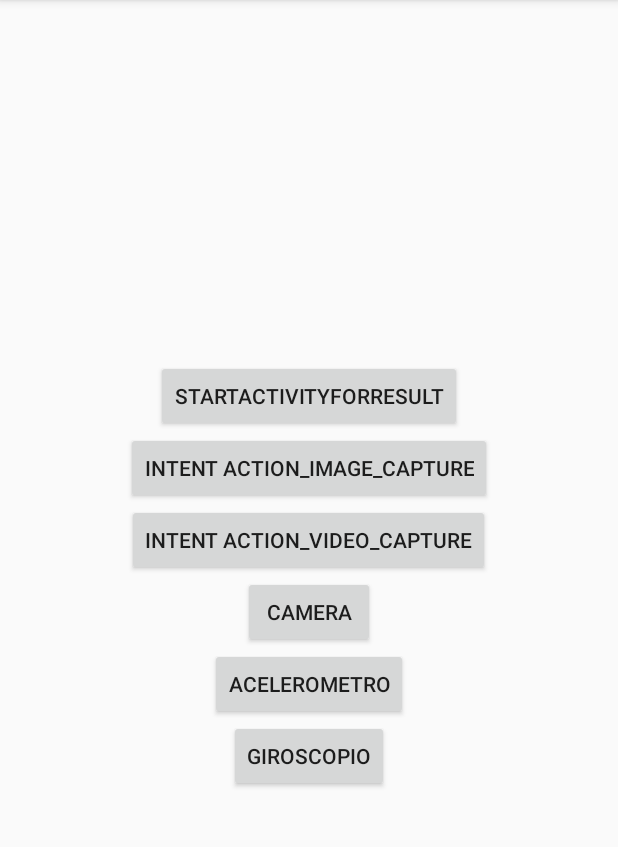
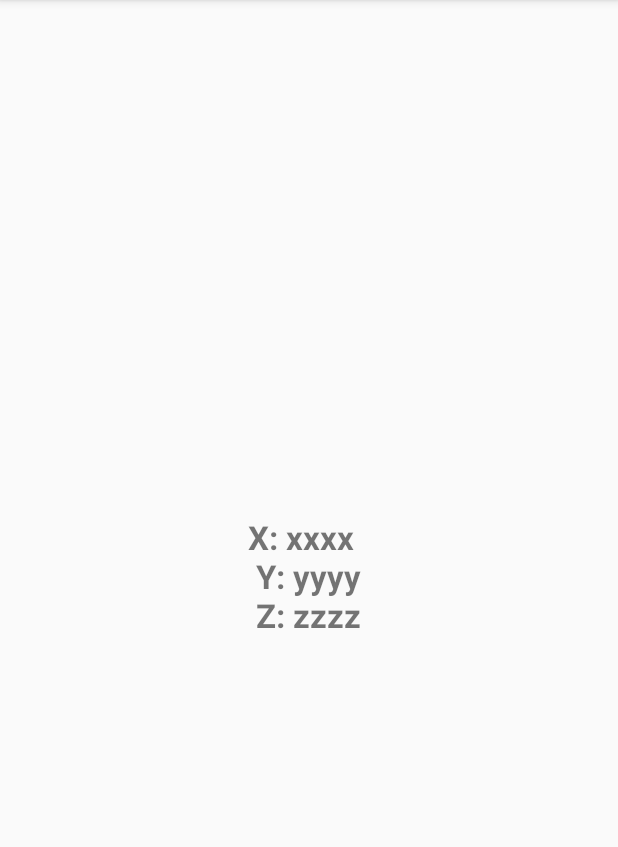
Before and after one commit to jmarkstar/CursoAndroidIntermedio, an Android app: the screen it shows after launch (MainActivity before the commit, AccelerometerActivity after it), after a tap on "ACELEROMETRO", on a phone screen of 412 x 824 dp, the part 84-931 px from its top. Run offline under Robolectric (Android 15) with nearby library versions, the phone set to English and light mode, and no system bars.

Commit message:
Add Sensors.

```diff
--- a/s1_gps_maps/src/main/AndroidManifest.xml
+++ b/s1_gps_maps/src/main/AndroidManifest.xml
@@ -14,7 +14,7 @@
         android:theme="@style/AppTheme">
         <meta-data
             android:name="com.google.android.geo.API_KEY"
-            android:value="{api_key}" />
+            android:value="AIzaSyCVHFFeOY3dyPF7Y65wqeENvgDKdUJjenE" />
         <meta-data
             android:name="com.google.android.gms.version"
             android:value="@integer/google_play_services_version" />
--- /dev/null
+++ b/s2_sensors_camera/src/main/java/com/jmarkstar/sesion2/AccelerometerActivity.java
@@ -0,0 +1,64 @@
+package com.jmarkstar.sesion2;
+
+import android.content.Context;
+import android.content.Intent;
+import android.hardware.Sensor;
+import android.hardware.SensorEvent;
+import android.hardware.SensorEventListener;
+import android.hardware.SensorManager;
+import android.support.v7.app.AppCompatActivity;
+import android.os.Bundle;
+import android.util.Log;
+import android.widget.TextView;
+
+public class AccelerometerActivity extends AppCompatActivity implements SensorEventListener {
+
+    private static final String TAG = "AccelerometerAct";
+
+    private TextView mTvData;
+
+    private SensorManager mSensorManager;//permite acceder a los sensores del dispositivo.
+    private Sensor mAccelerometerSensor;
+
+
+    public static void start(Context context) {
+        Intent starter = new Intent(context, AccelerometerActivity.class);
+        context.startActivity(starter);
+    }
+
+    @Override protected void onCreate(Bundle savedInstanceState) {
+        super.onCreate(savedInstanceState);
+        setContentView(R.layout.activity_accelerometer);
+
+        mTvData = (TextView)findViewById(R.id.tv_data);
+
+        mSensorManager = (SensorManager)getSystemService(SENSOR_SERVICE);
+        mAccelerometerSensor = mSensorManager.getDefaultSensor(Sensor.TYPE_ACCELEROMETER);
+        //Usar este filtro o el <uses-feature/> para que google play lo filtre.
+        if(mSensorManager.getDefaultSensor(Sensor.TYPE_ACCELEROMETER) != null){
+            Log.v(TAG, "Si hay acelerometro");
+        }else{
+            Log.v(TAG, "No hay acelerometro");
+        }
+    }
+
+    @Override protected void onResume() {
+        super.onResume();
+        if(mSensorManager!=null)
+            mSensorManager.registerListener(this, mAccelerometerSensor, SensorManager.SENSOR_DELAY_NORMAL);
+    }
+
+    @Override protected void onPause() {
+        super.onPause();
+        if(mSensorManager!=null)
+            mSensorManager.unregisterListener(this);
+    }
+
+    @Override public void onSensorChanged(SensorEvent sensorEvent) {
+        mTvData.setText("X: "+ sensorEvent.values[0]+" \n Y: "+sensorEvent.values[1]+" \n Z: "+sensorEvent.values[2]);
+    }
+
+    @Override public void onAccuracyChanged(Sensor sensor, int i) {
+
+    }
+}
--- a/s2_sensors_camera/src/main/java/com/jmarkstar/sesion2/MainActivity.java
+++ b/s2_sensors_camera/src/main/java/com/jmarkstar/sesion2/MainActivity.java
@@ -18,12 +18,16 @@ public class MainActivity extends AppCompatActivity {
         ActForResultInitActivity.start(this);
     }
 
+    public void onGoProximity(View view){
+        ProximityActivity.start(this);
+    }
+
     public void onGoAcelerometer(View view){
-
+        AccelerometerActivity.start(this);
     }
 
     public void onGoGyroscope(View view){
-
+        GyroscopeActivity.start(this);
     }
 
     public void onGoTakePhoto(View view){
--- /dev/null
+++ b/s2_sensors_camera/src/main/res/layout/activity_accelerometer.xml
@@ -0,0 +1,17 @@
+<?xml version="1.0" encoding="utf-8"?>
+<RelativeLayout xmlns:android="http://schemas.android.com/apk/res/android"
+    xmlns:app="http://schemas.android.com/apk/res-auto"
+    xmlns:tools="http://schemas.android.com/tools"
+    android:layout_width="match_parent"
+    android:layout_height="match_parent"
+    tools:context="com.jmarkstar.sesion2.AccelerometerActivity">
+
+    <TextView android:id="@+id/tv_data"
+        android:text="X: xxxx \n Y: yyyy \n Z: zzzz"
+        android:layout_centerInParent="true"
+        android:layout_width="wrap_content"
+        android:layout_height="wrap_content"
+        android:textStyle="bold"
+        android:textSize="22sp"/>
+
+</RelativeLayout>
--- a/s2_sensors_camera/src/main/res/layout/activity_main.xml
+++ b/s2_sensors_camera/src/main/res/layout/activity_main.xml
@@ -29,6 +29,11 @@
         android:layout_height="wrap_content"
         android:onClick="onGoCamera"/>
 
+    <Button android:text="Proximidad"
+        android:layout_width="wrap_content"
+        android:layout_height="wrap_content"
+        android:onClick="onGoProximity"/>
+
     <Button android:text="Acelerometro"
         android:layout_width="wrap_content"
         android:layout_height="wrap_content"
```
Also changed, not shown: s2_sensors_camera/src/main/AndroidManifest.xml (+19 -3 lines), s2_sensors_camera/src/main/java/com/jmarkstar/sesion2/GyroscopeActivity.java (added, +63 -0 lines), s2_sensors_camera/src/main/java/com/jmarkstar/sesion2/ProximityActivity.java (added, +67 -0 lines), s2_sensors_camera/src/main/java/com/jmarkstar/sesion2/RecordVideoActivity.java (+36 -11 lines), s2_sensors_camera/src/main/java/com/jmarkstar/sesion2/TakePictureActivity.java (+36 -13 lines), s2_sensors_camera/src/main/res/layout/activity_gyroscope.xml (added, +17 -0 lines), s2_sensors_camera/src/main/res/layout/activity_proximity.xml (added, +11 -0 lines).
